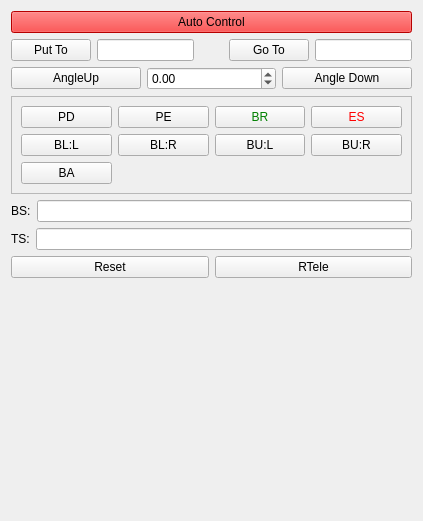
Old version of the form Lib/Net/Agent_Widget.ui in the repository break11/AutoStorage.
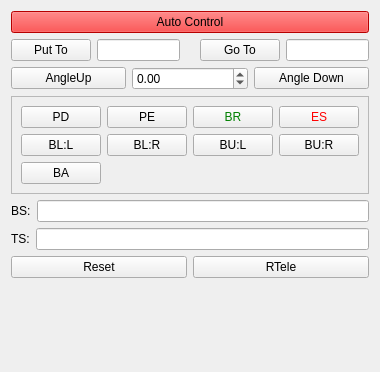
New version of the form.

Diff of the .ui file:
```diff
--- a/Lib/Net/Agent_Widget.ui
+++ b/Lib/Net/Agent_Widget.ui
@@ -6,8 +6,8 @@
    <rect>
     <x>0</x>
     <y>0</y>
-    <width>423</width>
-    <height>521</height>
+    <width>378</width>
+    <height>372</height>
    </rect>
   </property>
   <property name="windowTitle">
```
